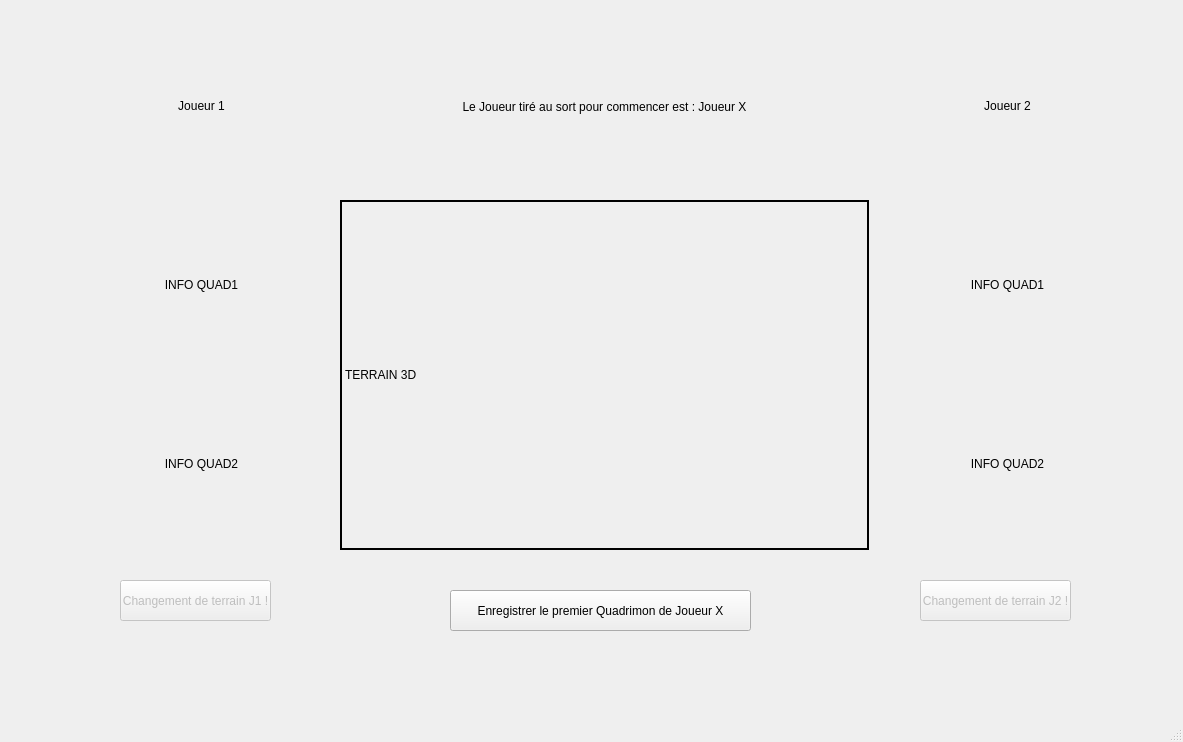
Electrom500/Quadrimon, file mainwindow.ui: the form before one commit.
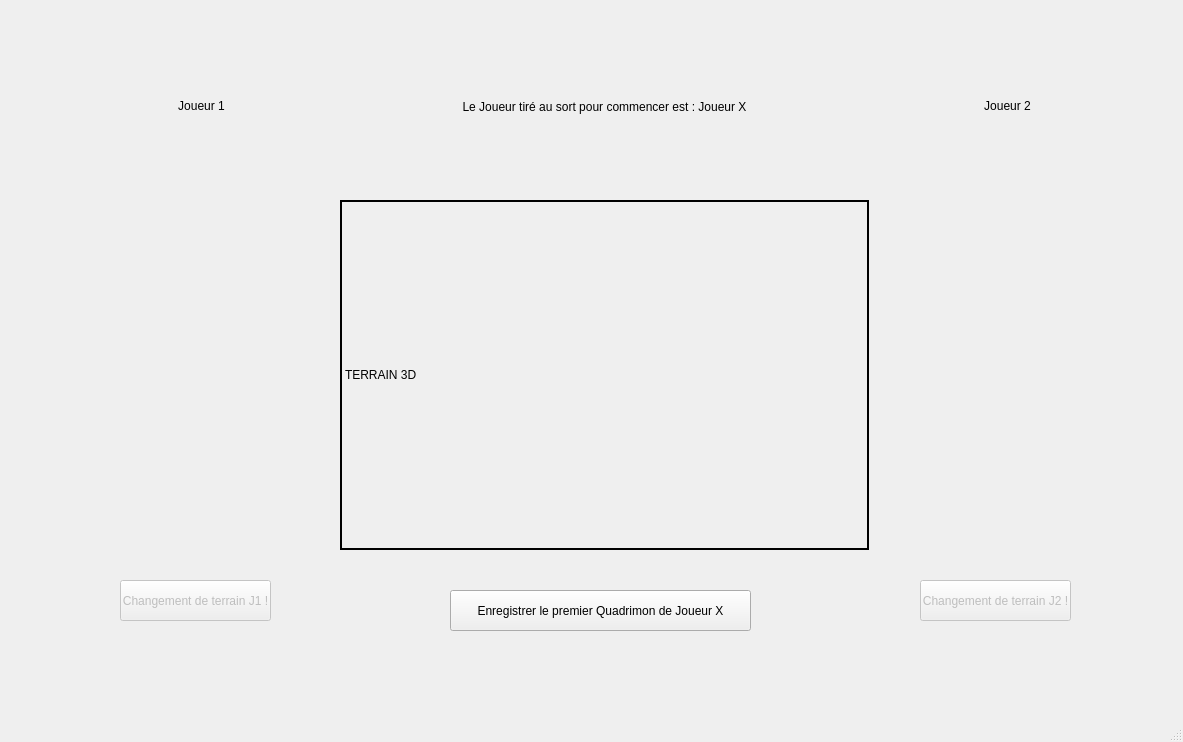
The form after the commit.

```diff
--- a/mainwindow.ui
+++ b/mainwindow.ui
@@ -43,7 +43,7 @@
           <number>1</number>
          </property>
          <property name="text">
-          <string>INFO QUAD1</string>
+          <string/>
          </property>
          <property name="textFormat">
           <enum>Qt::AutoText</enum>
@@ -75,7 +75,7 @@
           <enum>QFrame::Plain</enum>
          </property>
          <property name="text">
-          <string>INFO QUAD2</string>
+          <string/>
          </property>
          <property name="textFormat">
           <enum>Qt::AutoText</enum>
@@ -118,7 +118,7 @@
           <enum>QFrame::Plain</enum>
          </property>
          <property name="text">
-          <string>INFO QUAD1</string>
+          <string/>
          </property>
          <property name="textFormat">
           <enum>Qt::AutoText</enum>
@@ -134,7 +134,7 @@
           <enum>QFrame::Plain</enum>
          </property>
          <property name="text">
-          <string>INFO QUAD2</string>
+          <string/>
          </property>
          <property name="textFormat">
           <enum>Qt::AutoText</enum>
```
Left out of the diff: 2 changed lines with no effect on the pictures.
